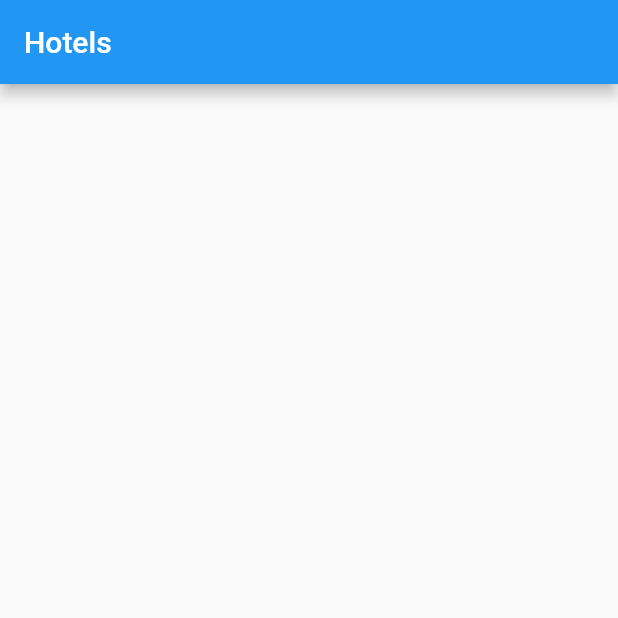
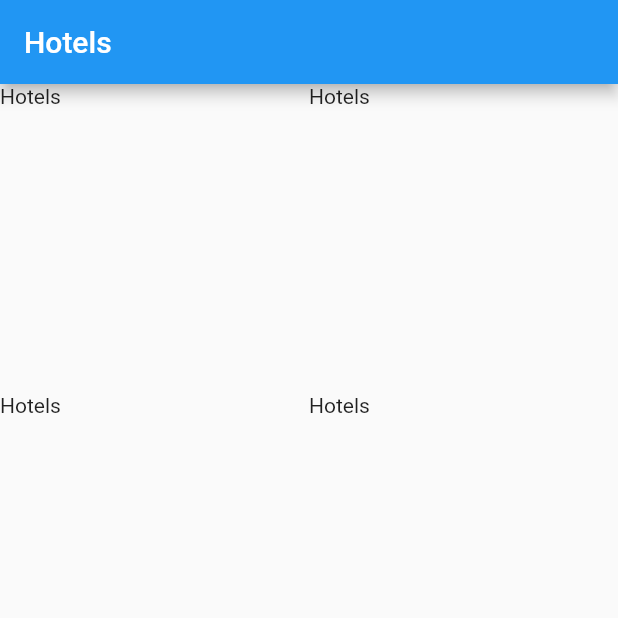
Before and after one commit to kentcheung2000/flutter_hotel_booking, a Flutter app: the screen it shows after launch, on a phone screen of 412 x 824 dp, the top half of it. Run offline on Flutter 3.47's test engine with Material 2 defaults, Android fonts, the phone set to English and light mode, and no system bars.

Commit message:
3. Text and Gridview widgets

```diff
--- a/lib/main.dart
+++ b/lib/main.dart
@@ -1,3 +1,4 @@
+import 'package:flutter/cupertino.dart';
 import 'package:flutter/material.dart';
 
 void main() => runApp(MyApp());
@@ -13,7 +14,22 @@ class MyApp extends StatelessWidget {
       ),
       home: Scaffold(
         appBar: AppBar(
-          title: Text('Hotels'),
+          title: Text(
+            'Hotels',
+            style: TextStyle(
+              color: Colors.white,
+              fontSize: 20,
+            ),
+          ),
+        ),
+        body: GridView.count(
+          crossAxisCount: 2,
+          children: <Widget>[
+            Text('Hotels'),
+            Text('Hotels'),
+            Text('Hotels'),
+            Text('Hotels')
+          ],
         ),
       ),
     );
```
